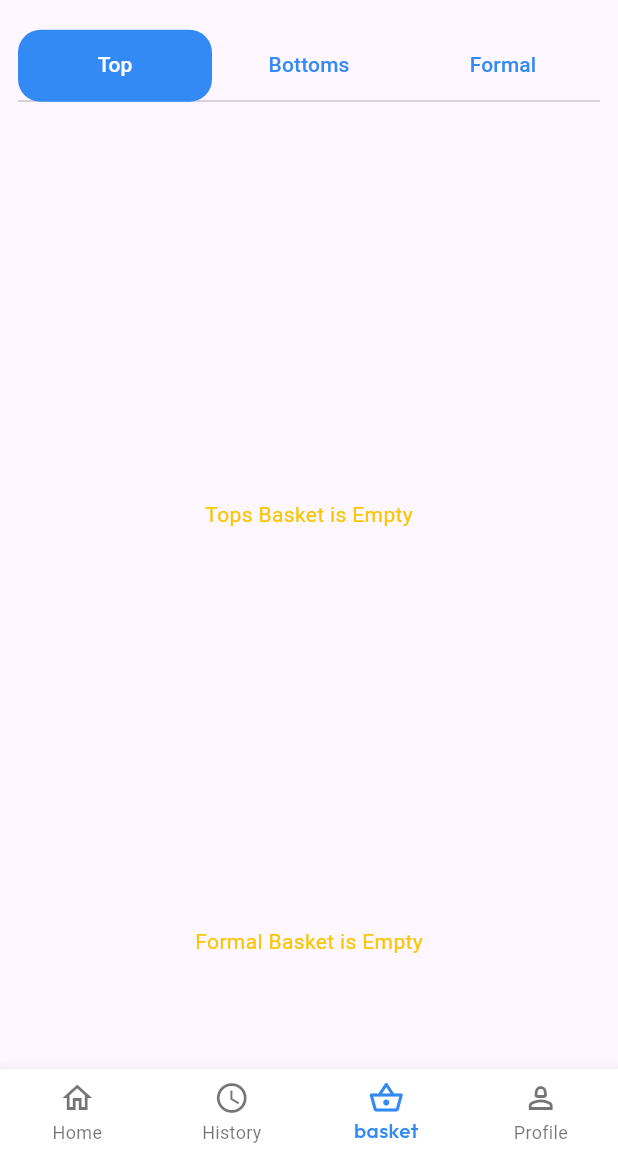
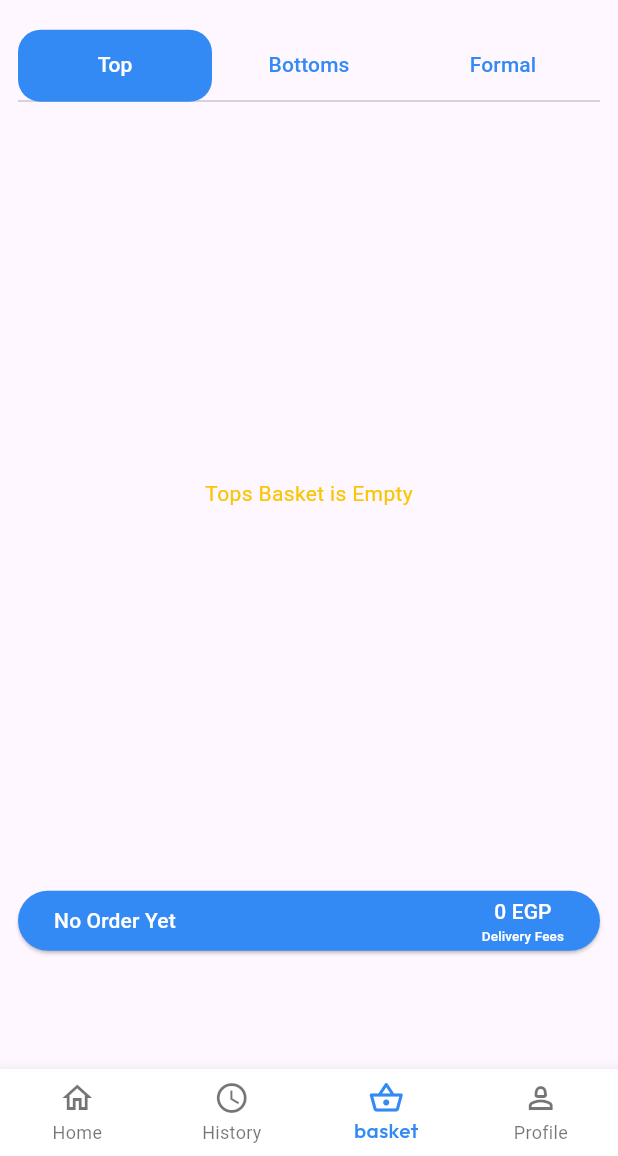
Before and after one commit to Abdelrahman-Moataz/Youmeya, a Flutter app: the NavBar screen opened directly, item 3 of the bottom bar chosen, on a phone screen of 412 x 824 dp, the part 80-1236 px from its top. Run offline on Flutter 3.47's test engine with Material 3 defaults, Android fonts, the light colour scheme and no system bars; our stand-ins replace cloud_firestore, firebase_auth, firebase_core, firebase_storage, flutter_rating_bar, get and 4 more; missing offline and left inert: social_auth_buttons; accounts and stored records are empty.

Commit message:
order completed

```diff
--- a/lib/controllers/card_controller.dart
+++ b/lib/controllers/card_controller.dart
@@ -16,6 +16,9 @@ class CartController extends GetxController {
   var phoneController = TextEditingController();
   var reviewController = TextEditingController();
   var ratingReviewController = TextEditingController();
+  var moreDetailsController = TextEditingController();
+  var orderPaymentMethodController = TextEditingController();
+  var deliveryTimeController = TextEditingController();
 
 
 
@@ -49,22 +52,24 @@ class CartController extends GetxController {
     paymentIndex.value = index;
   }
 
-  placeMyOrder({required orderPaymentMethod, required totalAmount, required address}) async {
+  placeMyOrder({required date,required time,required more,
+    required orderPaymentMethod, required totalAmount, required address}) async {
     placingOrder(true);
     await getProductDetails();
 
     await fireStore.collection(ordersCollection).doc().set({
-      'order_code': FireStoreServices.getOrderNum()+1,
-      //'order_code': "233981237",
+
+      'order_code': "2234567",
       'order_date': FieldValue.serverTimestamp(),
       'order_by': currentUser!.uid,
       'order_by_name': Get.find<HomeController>().userName,
       'order_by_email': currentUser!.email,
+      'collection_id': fireStore.collection(ordersCollection).doc().id,
       'order_by_address': address,
-      'order_by_state': stateController.text,
-      'order_by_city': cityController.text,
-      'order_by_phone': phoneController.text,
-      'order_by_postalCode': postalCodeController.text,
+      'pickUp_time': time,
+      'pickUp_date': date,
+      'more_details': more,
+      'order_by_phone': Get.find<HomeController>().phoneNumber,
       'shipping_method': "Home Delivery",
       'payment_method': orderPaymentMethod,
       'order_placed': true,
--- a/lib/controllers/home_controller.dart
+++ b/lib/controllers/home_controller.dart
@@ -4,13 +4,13 @@ class HomeController extends GetxController {
   @override
   void onInit() {
     getUserName();
-    getUserLocation();
     super.onInit();
   }
 
   var currentNavIndex = 0.obs;
 
   var userName = '';
+  var phoneNumber = '';
   var location = [];
 
   var searchController = TextEditingController();
@@ -25,15 +25,28 @@ class HomeController extends GetxController {
         return value.docs.single['name'];
       }
     });
+    var f = await fireStore
+        .collection(userCollection)
+        .where('id', isEqualTo: currentUser!.uid)
+        .get()
+        .then((value) {
+      if (value.docs.isNotEmpty) {
+        return value.docs.single['phone_number'];
+      }
+    });
 
     userName = n;
+    phoneNumber = f;
   }
 
-  Future<void> getUserLocation() async {
+
+
+
+  Future<void> getUserLocation({String? address}) async {
     var snapshot = await fireStore
         .collection(locationCollection)
         .where('id', isEqualTo: currentUser!.uid)
-    .where('address',isEqualTo: 'address')
+    .where('address',isEqualTo: address)
         .get();
 
     if (snapshot.docs.isNotEmpty) {
--- a/lib/view/basket_screen/basket_screen.dart
+++ b/lib/view/basket_screen/basket_screen.dart
@@ -262,11 +262,36 @@ class _BasketScreenState extends State<BasketScreen>
                               ),
                             );
                           } else if (snapshot.data!.docs.isEmpty) {
-                            return Center(
-                              child: "Formal Basket is Empty"
-                                  .text
-                                  .color(bottom)
-                                  .make(),
+                            return ElevatedButton(
+                              onPressed: () {
+
+                              },
+                              style: ElevatedButton.styleFrom(
+                                  backgroundColor: mainColor),
+                              child: const Row(
+                                mainAxisAlignment:
+                                MainAxisAlignment.spaceBetween,
+                                children: [
+                                  Text(
+                                    "No Order Yet",
+                                    style: TextStyle(color: whiteColor),
+                                  ),
+                                  Column(
+                                    children: [
+                                      Text(
+                                        "0 EGP",
+                                        style:
+                                        TextStyle(color: whiteColor),
+                                      ),
+                                      Text(
+                                        "Delivery Fees",
+                                        style: TextStyle(
+                                            fontSize: 9, color: whiteColor),
+                                      ),
+                                    ],
+                                  )
+                                ],
+                              ),
                             );
                           } else {
                             var data = snapshot.data!.docs;
--- a/lib/view/history_screen/history_screen.dart
+++ b/lib/view/history_screen/history_screen.dart
@@ -70,6 +70,29 @@ class HistoryScreen extends StatelessWidget {
 
                             },
                             date: data[index]['order_date'],
+
+                            orderStatus: data[index]['order_placed']==true &&
+                                data[index]['order_confirmed']==false &&
+                                data[index]['order_on_delivery']==false &&
+                                data[index]['order_delivered']==false
+
+                                ? "order Placed":
+                            data[index]['order_placed']==true &&
+                                data[index]['order_confirmed']==true &&
+                                data[index]['order_on_delivery']==false &&
+                                data[index]['order_delivered']==false  ?
+                                "Confirmed" :
+                            data[index]['order_placed']==true &&
+                                data[index]['order_confirmed']==true &&
+                                data[index]['order_on_delivery']==true &&
+                                data[index]['order_delivered']==false  ?
+                                "order on delivery" :
+                            data[index]['order_placed']==true &&
+                                data[index]['order_confirmed']==true &&
+                                data[index]['order_on_delivery']==true &&
+                                data[index]['order_delivered']==true ?
+                                "Order delivered" : "Done"
+                            ,
                             OrderNumber: data[index]['order_code'],
                             context1: context,
                             number: data[index]['orders'].length.toString(),
--- a/lib/view/history_screen/history_widget/card_wdget.dart
+++ b/lib/view/history_screen/history_widget/card_wdget.dart
@@ -3,7 +3,7 @@ import 'package:youmeya/view/history_screen/history_widget/rating_widget.dart';
 
 import '../../order_status_screen/order_status_screen.dart';
 
-Widget CardWidget({double? rating,required Function() onpress,String? OrderNumber,String? number,context1, context2, Timestamp? date,Function()? onTap}) {
+Widget CardWidget({String? orderStatus,double? rating,required Function() onpress,String? OrderNumber,String? number,context1, context2, Timestamp? date,Function()? onTap}) {
   final w = MediaQuery.of(context1).size.width;
   final h = MediaQuery.of(context2).size.height;
   return SizedBox(
@@ -46,8 +46,8 @@ Widget CardWidget({double? rating,required Function() onpress,String? OrderNumbe
                               color: Colors.black),
                         ),
                         (h * 0.009).heightBox,
-                        const Text("Completed",
-                            style: TextStyle(
+                         Text(orderStatus!,
+                            style: const TextStyle(
                               color: Colors.black,
                               fontFamily: interThin,
                               fontWeight: FontWeight.normal,
```
Also changed, not shown: lib/view/checkout_screen/checkout_screen.dart (+53 -41 lines), lib/view/order_confirmation/order_confirmation.dart (+0 -7 lines).
